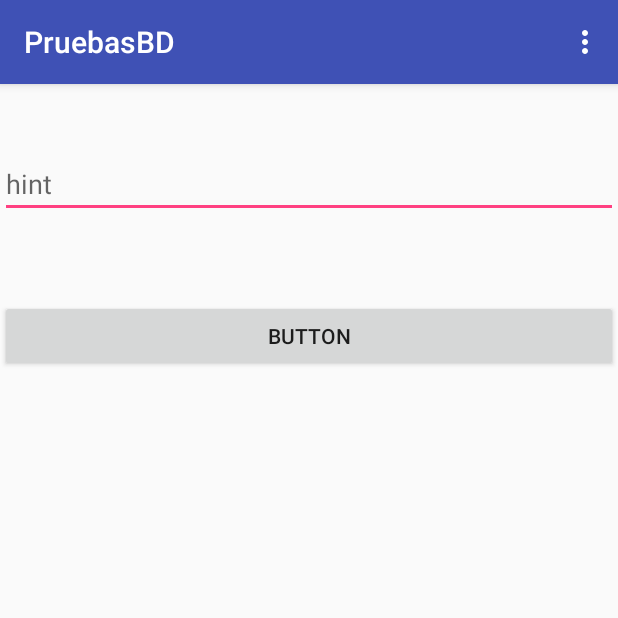
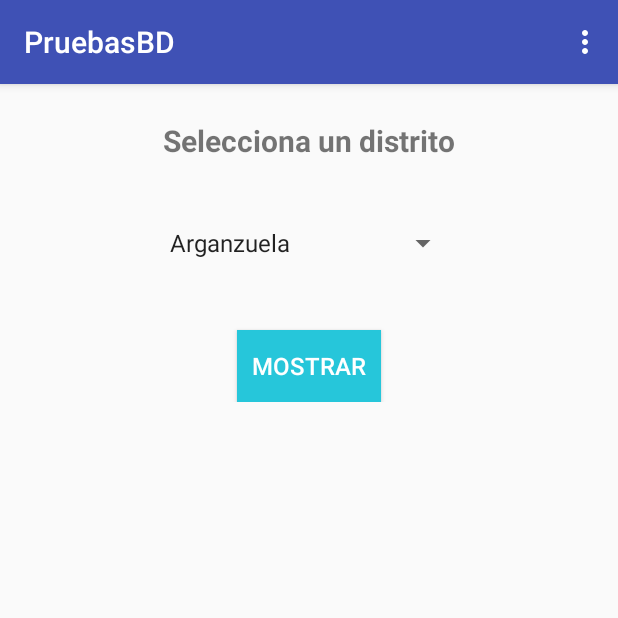
Before and after one commit to MadAlert/TFG, an Android app: the screen it shows after launch (MainActivity), on a phone screen of 412 x 824 dp, the top half of it. Run offline under Robolectric (Android 15) with nearby library versions, the phone set to English and light mode, and no system bars; our stand-ins replace RxJava.

Commit message:
Diseño de seleccionar distrito

```diff
--- a/Android/PruebasBD/app/src/main/java/com/example/adrianpanaderogonzalez/pruebasbd/FragmentoInicio.java
+++ b/Android/PruebasBD/app/src/main/java/com/example/adrianpanaderogonzalez/pruebasbd/FragmentoInicio.java
@@ -10,10 +10,13 @@ import android.support.design.widget.Snackbar;
 import android.view.LayoutInflater;
 import android.view.View;
 import android.view.ViewGroup;
+import android.widget.AdapterView;
 import android.widget.ArrayAdapter;
 import android.widget.Button;
 import android.widget.EditText;
 import android.widget.Spinner;
+import android.widget.TextView;
+import android.widget.Toast;
 
 import com.google.gson.Gson;
 import com.google.gson.GsonBuilder;
@@ -38,7 +41,7 @@ public class FragmentoInicio extends Fragment {
     // TODO: Rename parameter arguments, choose names that match
     // the fragment initialization parameters, e.g. ARG_ITEM_NUMBER
 
-    private EditText distritoText;
+    private TextView titulo;
     private Button buscar2;
     private CompositeDisposable mSubscriptions;
     private SharedPreferences mSharedPreferences;
@@ -49,6 +52,9 @@ public class FragmentoInicio extends Fragment {
     // TODO: Rename and change types of parameters
     private String mParam1;
     private String mParam2;
+
+    private Spinner spnr;
+    private String dist;
 
     private OnFragmentInteractionListener mListener;
 
@@ -99,10 +105,36 @@ public class FragmentoInicio extends Fragment {
 
     private void initViews(View v) {
 
-        distritoText = (EditText) v.findViewById(R.id.et_distrito);
+        titulo = (TextView)v.findViewById(R.id.textView);
         buscar2 = v.findViewById(R.id.buscar);
 
+        titulo.setText("Selecciona un distrito");
         buscar2.setOnClickListener(view -> getAlertasDistrito2());
+
+        spnr = (Spinner)v.findViewById(R.id.spinner);
+        ArrayAdapter adapter = ArrayAdapter.createFromResource(
+                getActivity(), R.array.distritos_array , android.R.layout.simple_spinner_item);
+
+        spnr.setAdapter(adapter);
+        spnr.setOnItemSelectedListener(
+                new AdapterView.OnItemSelectedListener() {
+
+                    @Override
+                    public void onItemSelected(AdapterView<?> arg0, View arg1,
+                                               int arg2, long arg3) {
+
+                        dist = (String) spnr.getSelectedItem();
+                        // TODO Auto-generated method stub
+                    }
+
+                    @Override
+                    public void onNothingSelected(AdapterView<?> arg0) {
+                        // TODO Auto-generated method stub
+
+                    }
+
+                }
+        );
     }
 
 
@@ -115,7 +147,6 @@ public class FragmentoInicio extends Fragment {
 
         //setError();
 
-        String dist = distritoText.getText().toString();
         //String password = mEtPassword.getText().toString();
 
         int err = 0;
--- a/Android/PruebasBD/app/src/main/java/com/example/adrianpanaderogonzalez/pruebasbd/NetworkUtil.java
+++ b/Android/PruebasBD/app/src/main/java/com/example/adrianpanaderogonzalez/pruebasbd/NetworkUtil.java
@@ -22,7 +22,7 @@ public class NetworkUtil {
         RxJava2CallAdapterFactory rxAdapter = RxJava2CallAdapterFactory.createWithScheduler(Schedulers.io());
 
         return new Retrofit.Builder()
-                .baseUrl("http://192.168.1.36:8080/api/v1/")
+                .baseUrl("http://147.96.224.134:8080/api/v1/")
                 .addCallAdapterFactory(rxAdapter)
                 .addConverterFactory(GsonConverterFactory.create())
                 .build().create(RetrofitInterface.class);
@@ -48,7 +48,7 @@ public class NetworkUtil {
         RxJava2CallAdapterFactory rxAdapter = RxJava2CallAdapterFactory.createWithScheduler(Schedulers.io());
 
         return new Retrofit.Builder()
-                .baseUrl("http://192.168.1.36:8080/api/v1/")
+                .baseUrl("http://147.96.224.134:8080/api/v1/")
                 .client(httpClient.build())
                 .addCallAdapterFactory(rxAdapter)
                 .addConverterFactory(GsonConverterFactory.create())
--- a/Android/PruebasBD/app/src/main/res/layout/fragment_fragmento.xml
+++ b/Android/PruebasBD/app/src/main/res/layout/fragment_fragmento.xml
@@ -1,5 +1,5 @@
 <?xml version="1.0" encoding="utf-8"?>
-<FrameLayout xmlns:android="http://schemas.android.com/apk/res/android"
+<RelativeLayout xmlns:android="http://schemas.android.com/apk/res/android"
     xmlns:tools="http://schemas.android.com/tools"
     android:layout_width="match_parent"
     android:layout_height="match_parent"
@@ -8,20 +8,36 @@
     <!-- TODO: Update blank fragment layout -->
 
 
-    <android.widget.EditText
-        android:id="@+id/et_distrito"
-        android:layout_width="match_parent"
+    <TextView
+        android:id="@+id/textView"
+        android:layout_width="wrap_content"
         android:layout_height="wrap_content"
-        android:hint="hint"
-        android:singleLine="true"
-        android:layout_marginTop="100dp"
-        />
+        android:layout_marginTop="80dp"
+        android:layout_marginBottom="5dp"
+        android:layout_centerHorizontal="true"
+        android:textSize="20sp"
+        android:textStyle="bold"/>
+
+    <Spinner
+        android:id="@+id/spinner"
+        android:layout_width="wrap_content"
+        android:layout_height="wrap_content"
+        android:spinnerMode="dialog"
+        android:prompt="@string/distritos_prompt"
+        android:layout_centerHorizontal="true"
+        android:entries="@array/distritos_array"
+        android:layout_marginTop="150dp" />
 
     <Button
         android:id="@+id/buscar"
-        android:layout_width="match_parent"
+        android:layout_width="wrap_content"
         android:layout_height="wrap_content"
-        android:layout_marginTop="200dp"
-        android:text="Button" />
+        android:layout_marginTop="220dp"
+        android:layout_centerHorizontal="true"
+        android:textSize="16sp"
+        android:padding="10dp"
+        android:textColor="@color/cardview_light_background"
+        android:background="@color/colorButton"
+        android:text="@string/buscar" />
 
-</FrameLayout>
+</RelativeLayout>
--- a/Android/PruebasBD/app/src/main/res/values/colors.xml
+++ b/Android/PruebasBD/app/src/main/res/values/colors.xml
@@ -3,4 +3,5 @@
     <color name="colorPrimary">#3F51B5</color>
     <color name="colorPrimaryDark">#303F9F</color>
     <color name="colorAccent">#FF4081</color>
+    <color name="colorButton">#26c6da</color>
 </resources>
--- a/Android/PruebasBD/app/src/main/res/values/strings.xml
+++ b/Android/PruebasBD/app/src/main/res/values/strings.xml
@@ -1,8 +1,34 @@
 <resources>
     <string name="app_name">PruebasBD</string>
-    <string name="action_settings">Settings</string>
+    <string name="action_settings">Opciones</string>
     <string name="post_title">Alertas</string>
 
     <!-- TODO: Remove or change this placeholder text -->
     <string name="hello_blank_fragment">Hello blank fragment</string>
+    <string name="distritos_prompt">Selecciona un distrito</string>
+    <string name="buscar">Mostrar</string>
+    <string-array name="distritos_array">
+        <item>Arganzuela</item>
+        <item>Barajas</item>
+        <item>Carabanchel</item>
+        <item>Centro</item>
+        <item>Chamartin</item>
+        <item>Chamberi</item>
+        <item>Ciudad Lineal</item>
+        <item>Fuencarral</item>
+        <item>General</item>
+        <item>Hortaleza</item>
+        <item>Latina</item>
+        <item>Moncloa-Aravaca</item>
+        <item>Moratalaz</item>
+        <item>Puente de Vallecas</item>
+        <item>Retiro</item>
+        <item>Salamanca</item>
+        <item>San Blas-Canillejas</item>
+        <item>Tetuan</item>
+        <item>Usera</item>
+        <item>Vicalvaro</item>
+        <item>Villa de Vallecas</item>
+        <item>Villaverde</item>
+    </string-array>
 </resources>
```
Also changed, not shown: 1 other file.
